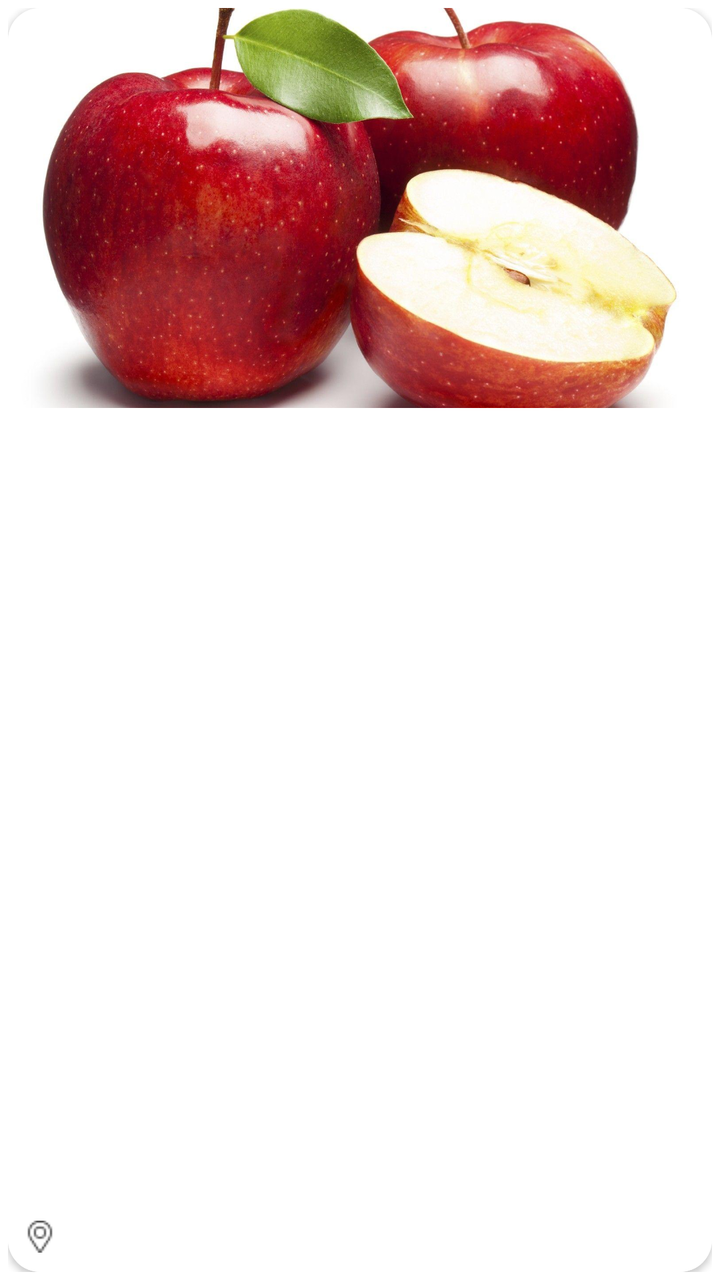
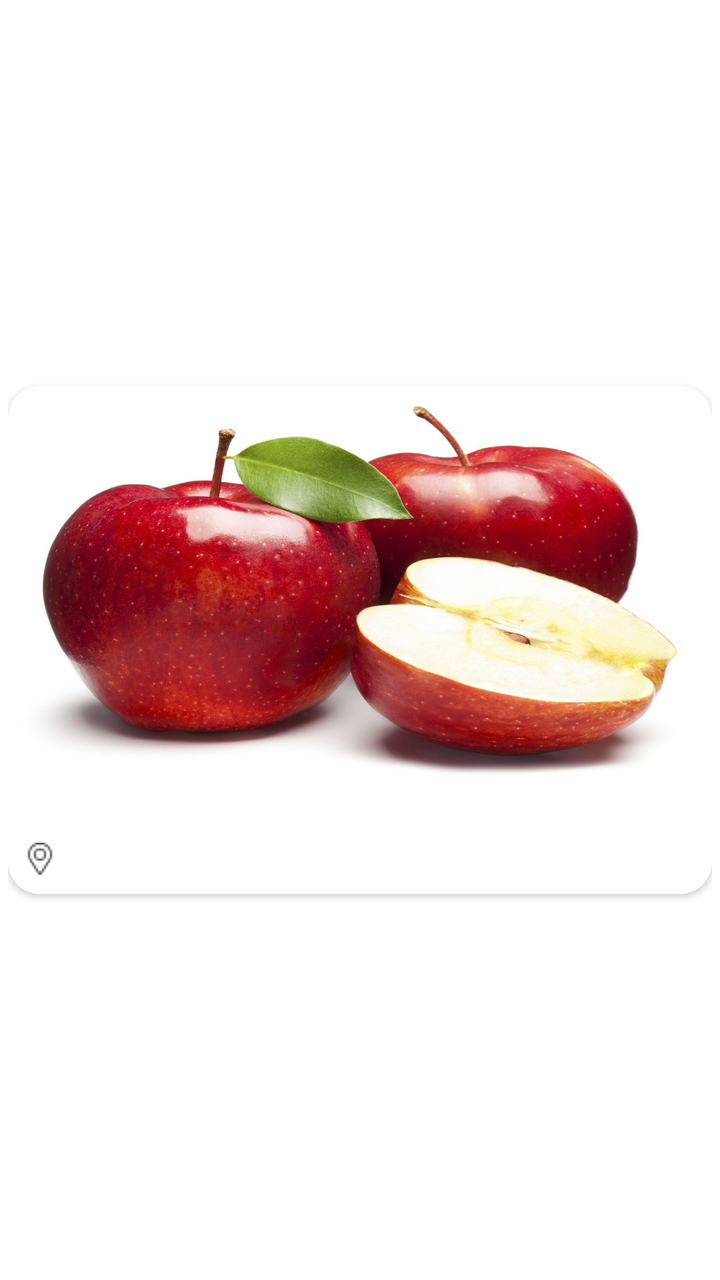

The first picture is an Android layout as it rendered before a commit; the second is the same layout after the commit. The layout source and the unified diff follow.
<!-- AndroidManifest.xml: application theme Theme.AgroMart -->
<!-- res/layout/post.xml -->
<?xml version="1.0" encoding="utf-8"?>
<LinearLayout
    android:id="@+id/post_list_layout"
    xmlns:android="http://schemas.android.com/apk/res/android"
    xmlns:app="http://schemas.android.com/apk/res-auto"
    android:layout_width="match_parent"
    android:layout_height="wrap_content"
    android:layout_gravity="center"
    android:gravity="center"
    android:orientation="vertical"
    android:padding="4dp">

    <androidx.cardview.widget.CardView
        android:id="@+id/postView1"
        android:layout_width="match_parent"
        android:layout_height="wrap_content"
        app:cardCornerRadius="16dp">

        <RelativeLayout
            android:layout_width="match_parent"
            android:layout_height="wrap_content">

            <ImageView
                android:id="@+id/post_thumbnail_main"
                android:layout_width="match_parent"
                android:layout_height="200dp"
                android:scaleType="centerCrop"
                android:src="@drawable/apple1"
                android:contentDescription="@string/delicious" />

            <LinearLayout
                android:layout_width="match_parent"
                android:layout_height="wrap_content"
                android:layout_alignParentBottom="true"
                android:background="@color/white"
                android:orientation="vertical"
                android:padding="8dp">

                <TextView
                    android:id="@+id/post_variety_main"
                    android:layout_width="match_parent"
                    android:layout_height="wrap_content"
                    android:textSize="14sp"
                    android:textColor="@color/default_color"
                    android:textStyle="bold"/>

                <TextView
                    android:id="@+id/post_address_main"
                    android:layout_width="wrap_content"
                    android:layout_height="wrap_content"
                    android:textSize="14sp"
                    android:drawablePadding="4dp"
                    android:textColor="@color/default_color"
                    app:drawableStartCompat="@drawable/location" />

            </LinearLayout>

        </RelativeLayout>

    </androidx.cardview.widget.CardView>

</LinearLayout>
<!-- resources referenced by this layout -->
<resources>
  <color name="default_color">#505a49</color>
  <color name="white">#FFFFFFFF</color>
  <!-- drawable apple1: jpg bitmap (drawable-v24, 172696 bytes) -->
  <!-- drawable location: png bitmap (drawable-v24, 459 bytes) -->
  <string name="delicious">Delicious</string>
  <style name="Theme.AgroMart" parent="Theme.MaterialComponents.DayNight.NoActionBar">
          
          <item name="colorPrimary">@color/bg_color</item>
          <item name="colorPrimaryVariant">@color/purple_700</item>
          <item name="colorOnPrimary">@color/white</item>
          
          <item name="colorSecondary">@color/teal_200</item>
          <item name="colorSecondaryVariant">@color/teal_700</item>
          <item name="colorOnSecondary">@color/black</item>
          
          <item name="android:statusBarColor">?attr/colorPrimaryVariant</item>
          
          <item name="android:popupMenuStyle">@color/white</item>
      </style>
  <color name="bg_color">#B0EDCC</color>
  <color name="purple_700">#FF3700B3</color>
  <color name="teal_200">#FF03DAC5</color>
  <color name="teal_700">#FF018786</color>
  <color name="black">#FF000000</color>
</resources>

<!-- the commit's change to res/layout/post.xml (unified diff, before → after) -->
@@ -14,6 +14,7 @@
         android:id="@+id/postView1"
         android:layout_width="match_parent"
         android:layout_height="wrap_content"
+
         app:cardCornerRadius="16dp">
 
         <RelativeLayout
@@ -24,14 +25,14 @@
                 android:id="@+id/post_thumbnail_main"
                 android:layout_width="match_parent"
                 android:layout_height="200dp"
-                android:scaleType="centerCrop"
+                android:scaleType="fitXY"
                 android:src="@drawable/apple1"
                 android:contentDescription="@string/delicious" />
 
             <LinearLayout
                 android:layout_width="match_parent"
                 android:layout_height="wrap_content"
-                android:layout_alignParentBottom="true"
+                android:layout_below="@+id/post_thumbnail_main"
                 android:background="@color/white"
                 android:orientation="vertical"
                 android:padding="8dp">
